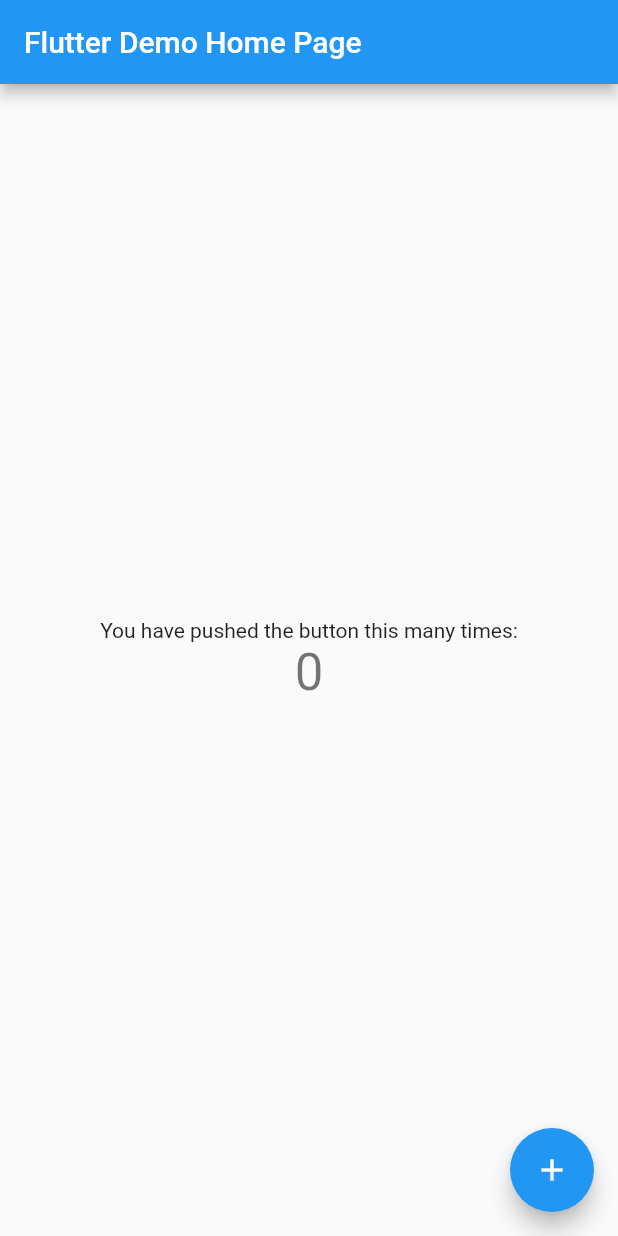
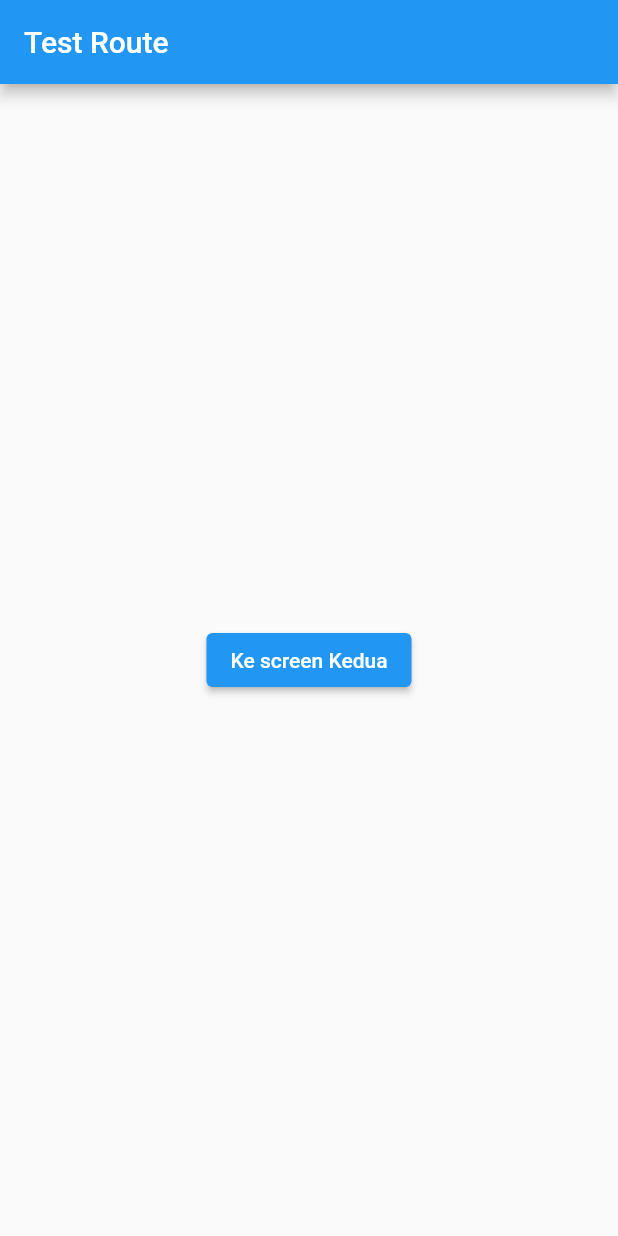
Before and after one commit to HanifahAH01/Kuis3_Provis, a Flutter app: the screen it shows after launch, on a phone screen of 412 x 824 dp. Run offline on Flutter 3.47's test engine with Material 2 defaults, Android fonts, the phone set to English and light mode, and no system bars.

Commit message:
implement routing

```diff
--- a/lib/main.dart
+++ b/lib/main.dart
@@ -1,115 +1,41 @@
 import 'package:flutter/material.dart';
+import 'second_screen.dart';
 
 void main() {
   runApp(const MyApp());
 }
 
 class MyApp extends StatelessWidget {
-  const MyApp({super.key});
+  const MyApp({Key? key}) : super(key: key);
 
-  // This widget is the root of your application.
   @override
   Widget build(BuildContext context) {
     return MaterialApp(
-      title: 'Flutter Demo',
-      theme: ThemeData(
-        // This is the theme of your application.
-        //
-        // Try running your application with "flutter run". You'll see the
-        // application has a blue toolbar. Then, without quitting the app, try
-        // changing the primarySwatch below to Colors.green and then invoke
-        // "hot reload" (press "r" in the console where you ran "flutter run",
-        // or simply save your changes to "hot reload" in a Flutter IDE).
-        // Notice that the counter didn't reset back to zero; the application
-        // is not restarted.
-        primarySwatch: Colors.blue,
-      ),
-      home: const MyHomePage(title: 'Flutter Demo Home Page'),
+      title: 'Test Route',
+      routes: {
+        '/': (context) => const MyHome(),
+        '/layar2': (context) => const LayarKedua()
+      },
     );
   }
 }
 
-class MyHomePage extends StatefulWidget {
-  const MyHomePage({super.key, required this.title});
-
-  // This widget is the home page of your application. It is stateful, meaning
-  // that it has a State object (defined below) that contains fields that affect
-  // how it looks.
-
-  // This class is the configuration for the state. It holds the values (in this
-  // case the title) provided by the parent (in this case the App widget) and
-  // used by the build method of the State. Fields in a Widget subclass are
-  // always marked "final".
-
-  final String title;
-
-  @override
-  State<MyHomePage> createState() => _MyHomePageState();
-}
-
-class _MyHomePageState extends State<MyHomePage> {
-  int _counter = 0;
-
-  void _incrementCounter() {
-    setState(() {
-      // This call to setState tells the Flutter framework that something has
-      // changed in this State, which causes it to rerun the build method below
-      // so that the display can reflect the updated values. If we changed
-      // _counter without calling setState(), then the build method would not be
-      // called again, and so nothing would appear to happen.
-      _counter++;
-    });
-  }
+//perlu  dipisah karena Navigator perlu punya parent Material App
+class MyHome extends StatelessWidget {
+  const MyHome({Key? key}) : super(key: key);
 
   @override
   Widget build(BuildContext context) {
-    // This method is rerun every time setState is called, for instance as done
-    // by the _incrementCounter method above.
-    //
-    // The Flutter framework has been optimized to make rerunning build methods
-    // fast, so that you can just rebuild anything that needs updating rather
-    // than having to individually change instances of widgets.
     return Scaffold(
       appBar: AppBar(
-        // Here we take the value from the MyHomePage object that was created by
-        // the App.build method, and use it to set our appbar title.
-        title: Text(widget.title),
+        title: const Text('Test Route'),
       ),
       body: Center(
-        // Center is a layout widget. It takes a single child and positions it
-        // in the middle of the parent.
-        child: Column(
-          // Column is also a layout widget. It takes a list of children and
-          // arranges them vertically. By default, it sizes itself to fit its
-          // children horizontally, and tries to be as tall as its parent.
-          //
-          // Invoke "debug painting" (press "p" in the console, choose the
-          // "Toggle Debug Paint" action from the Flutter Inspector in Android
-          // Studio, or the "Toggle Debug Paint" command in Visual Studio Code)
-          // to see the wireframe for each widget.
-          //
-          // Column has various properties to control how it sizes itself and
-          // how it positions its children. Here we use mainAxisAlignment to
-          // center the children vertically; the main axis here is the vertical
-          // axis because Columns are vertical (the cross axis would be
-          // horizontal).
-          mainAxisAlignment: MainAxisAlignment.center,
-          children: <Widget>[
-            const Text(
-              'You have pushed the button this many times:',
-            ),
-            Text(
-              '$_counter',
-              style: Theme.of(context).textTheme.headlineMedium,
-            ),
-          ],
-        ),
-      ),
-      floatingActionButton: FloatingActionButton(
-        onPressed: _incrementCounter,
-        tooltip: 'Increment',
-        child: const Icon(Icons.add),
-      ), // This trailing comma makes auto-formatting nicer for build methods.
+          child: ElevatedButton(
+              child: const Text('Ke screen Kedua'),
+              onPressed: () {
+                Navigator.of(context).pushNamed("/layar2");
+              })),
     );
   }
 }
```
Also changed, not shown: lib/second_screen.dart (added, +20 -0 lines), pubspec.lock.
